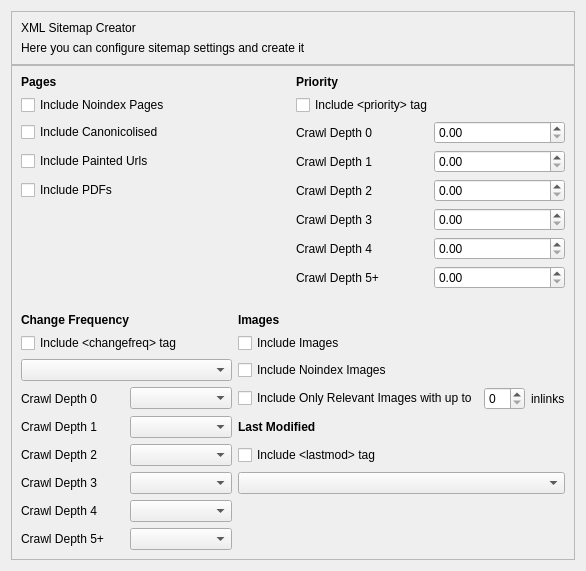
First picture: the form in seospider/ui/site_map_creator_widget.ui, repository andrascii/RiveSolutions_SEO_Spider, before the edit.
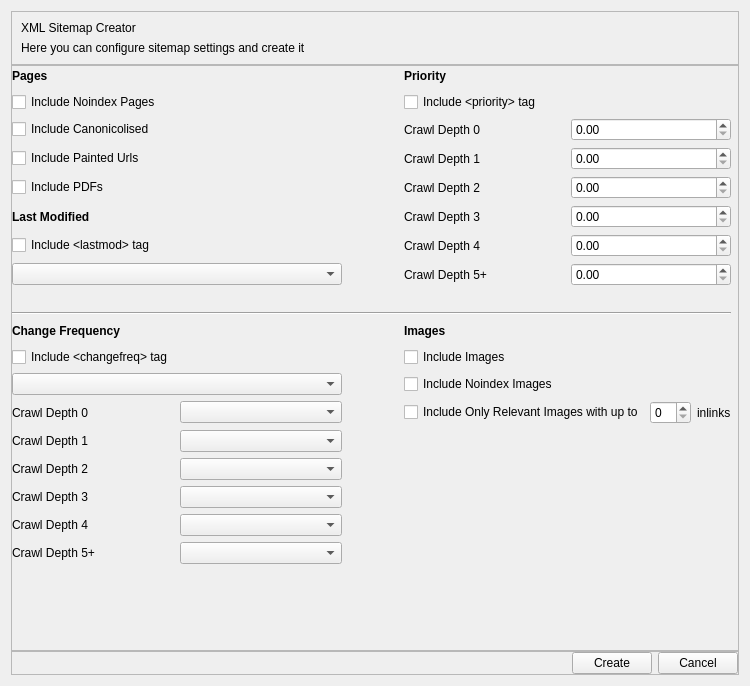
Second picture: the form after the edit.

Commit message: Добавлена кнопка создания карты сайта в диалог

Diff of the .ui file:
```diff
--- a/seospider/ui/site_map_creator_widget.ui
+++ b/seospider/ui/site_map_creator_widget.ui
@@ -6,8 +6,8 @@
    <rect>
     <x>0</x>
     <y>0</y>
-    <width>586</width>
-    <height>554</height>
+    <width>750</width>
+    <height>686</height>
    </rect>
   </property>
   <property name="windowTitle">
@@ -93,19 +93,36 @@
        <number>0</number>
       </property>
       <item>
-       <layout class="QGridLayout" name="gridLayout">
-        <property name="leftMargin">
-         <number>9</number>
-        </property>
-        <property name="topMargin">
-         <number>9</number>
-        </property>
-        <property name="rightMargin">
-         <number>9</number>
-        </property>
-        <property name="bottomMargin">
-         <number>9</number>
-        </property>
+       <layout class="QGridLayout" name="gridLayout" rowstretch="0,0,0,0,0,0,0,0,0,0,0,0,0,0,0,0,0,0,0,0,0">
+        <item row="0" column="1">
+         <spacer name="horizontalSpacer">
+          <property name="orientation">
+           <enum>Qt::Horizontal</enum>
+          </property>
+          <property name="sizeType">
+           <enum>QSizePolicy::Fixed</enum>
+          </property>
+          <property name="sizeHint" stdset="0">
+           <size>
+            <width>50</width>
+            <height>20</height>
+           </size>
+          </property>
+         </spacer>
+        </item>
+        <item row="1" column="3">
+         <spacer name="horizontalSpacer_2">
+          <property name="orientation">
+           <enum>Qt::Horizontal</enum>
+          </property>
+          <property name="sizeHint" stdset="0">
+           <size>
+            <width>40</width>
+            <height>20</height>
+           </size>
+          </property>
+         </spacer>
+        </item>
         <item row="0" column="0">
          <widget class="QLabel" name="label">
           <property name="font">
@@ -119,7 +136,14 @@
           </property>
          </widget>
         </item>
-        <item row="0" column="1">
+        <item row="1" column="2">
+         <widget class="QCheckBox" name="checkBox_6">
+          <property name="text">
+           <string>Include &lt;priority&gt; tag</string>
+          </property>
+         </widget>
+        </item>
+        <item row="0" column="2">
          <widget class="QLabel" name="label_5">
           <property name="font">
            <font>
@@ -139,21 +163,7 @@
           </property>
          </widget>
         </item>
-        <item row="1" column="1">
-         <widget class="QCheckBox" name="checkBox_6">
-          <property name="text">
-           <string>Include &lt;priority&gt; tag</string>
-          </property>
-         </widget>
-        </item>
-        <item row="2" column="0">
-         <widget class="QCheckBox" name="checkBox_2">
-          <property name="text">
-           <string>Include Canonicolised</string>
-          </property>
-         </widget>
-        </item>
-        <item row="2" column="1">
+        <item row="2" column="2">
          <layout class="QHBoxLayout" name="horizontalLayout_7">
           <item>
            <widget class="QLabel" name="label_8">
@@ -174,7 +184,14 @@
           </property>
          </widget>
         </item>
-        <item row="3" column="1">
+        <item row="2" column="0">
+         <widget class="QCheckBox" name="checkBox_2">
+          <property name="text">
+           <string>Include Canonicolised</string>
+          </property>
+         </widget>
+        </item>
+        <item row="3" column="2">
          <layout class="QHBoxLayout" name="horizontalLayout_6">
           <item>
            <widget class="QLabel" name="label_9">
@@ -188,14 +205,7 @@
           </item>
          </layout>
         </item>
-        <item row="4" column="0">
-         <widget class="QCheckBox" name="checkBox_4">
-          <property name="text">
-           <string>Include PDFs</string>
-          </property>
-         </widget>
-        </item>
-        <item row="4" column="1">
+        <item row="4" column="2">
          <layout class="QHBoxLayout" name="horizontalLayout_5">
           <item>
            <widget class="QLabel" name="label_10">
@@ -209,7 +219,7 @@
           </item>
          </layout>
         </item>
-        <item row="5" column="1">
+        <item row="5" column="2">
          <layout class="QHBoxLayout" name="horizontalLayout_4">
           <item>
            <widget class="QLabel" name="label_11">
@@ -223,7 +233,7 @@
           </item>
          </layout>
         </item>
-        <item row="6" column="1">
+        <item row="6" column="2">
          <layout class="QHBoxLayout" name="horizontalLayout_3">
           <item>
            <widget class="QLabel" name="label_12">
@@ -237,7 +247,14 @@
           </item>
          </layout>
         </item>
-        <item row="7" column="1">
+        <item row="4" column="0">
+         <widget class="QCheckBox" name="checkBox_4">
+          <property name="text">
+           <string>Include PDFs</string>
+          </property>
+         </widget>
+        </item>
+        <item row="7" column="2">
          <layout class="QHBoxLayout" name="horizontalLayout_2">
           <item>
            <widget class="QLabel" name="label_13">
@@ -251,73 +268,42 @@
           </item>
          </layout>
         </item>
-       </layout>
-      </item>
-      <item>
-       <layout class="QGridLayout" name="gridLayout_2">
-        <property name="leftMargin">
-         <number>9</number>
-        </property>
-        <property name="topMargin">
-         <number>9</number>
-        </property>
-        <property name="rightMargin">
-         <number>9</number>
-        </property>
-        <property name="bottomMargin">
-         <number>9</number>
-        </property>
-        <item row="0" column="0">
-         <widget class="QLabel" name="label_6">
-          <property name="font">
-           <font>
-            <weight>75</weight>
-            <bold>true</bold>
-           </font>
-          </property>
-          <property name="text">
-           <string>Change Frequency</string>
-          </property>
-         </widget>
+        <item row="17" column="0">
+         <layout class="QHBoxLayout" name="horizontalLayout_9">
+          <item>
+           <widget class="QLabel" name="label_18">
+            <property name="text">
+             <string>Crawl Depth 4</string>
+            </property>
+           </widget>
+          </item>
+          <item>
+           <widget class="QComboBox" name="comboBox_6"/>
+          </item>
+         </layout>
         </item>
-        <item row="0" column="1">
-         <widget class="QLabel" name="label_7">
-          <property name="font">
-           <font>
-            <weight>75</weight>
-            <bold>true</bold>
-           </font>
-          </property>
-          <property name="text">
-           <string>Images</string>
-          </property>
-         </widget>
+        <item row="18" column="0">
+         <layout class="QHBoxLayout" name="horizontalLayout_8">
+          <item>
+           <widget class="QLabel" name="label_19">
+            <property name="text">
+             <string>Crawl Depth 5+</string>
+            </property>
+           </widget>
+          </item>
+          <item>
+           <widget class="QComboBox" name="comboBox_8"/>
+          </item>
+         </layout>
         </item>
-        <item row="1" column="0">
-         <widget class="QCheckBox" name="checkBox_7">
-          <property name="text">
-           <string>Include &lt;changefreq&gt; tag</string>
-          </property>
-         </widget>
-        </item>
-        <item row="1" column="1">
-         <widget class="QCheckBox" name="checkBox_8">
-          <property name="text">
-           <string>Include Images</string>
-          </property>
-         </widget>
-        </item>
-        <item row="2" column="0">
-         <widget class="QComboBox" name="comboBox_2"/>
-        </item>
-        <item row="2" column="1">
+        <item row="12" column="2">
          <widget class="QCheckBox" name="checkBox_9">
           <property name="text">
            <string>Include Noindex Images</string>
           </property>
          </widget>
         </item>
-        <item row="3" column="0">
+        <item row="13" column="0">
          <layout class="QHBoxLayout" name="horizontalLayout_13">
           <item>
            <widget class="QLabel" name="label_14">
@@ -331,7 +317,92 @@
           </item>
          </layout>
         </item>
-        <item row="3" column="1">
+        <item row="11" column="0">
+         <widget class="QCheckBox" name="checkBox_7">
+          <property name="text">
+           <string>Include &lt;changefreq&gt; tag</string>
+          </property>
+         </widget>
+        </item>
+        <item row="12" column="0">
+         <widget class="QComboBox" name="comboBox_2"/>
+        </item>
+        <item row="15" column="0">
+         <layout class="QHBoxLayout" name="horizontalLayout_11">
+          <item>
+           <widget class="QLabel" name="label_16">
+            <property name="text">
+             <string>Crawl Depth 2</string>
+            </property>
+           </widget>
+          </item>
+          <item>
+           <widget class="QComboBox" name="comboBox_5"/>
+          </item>
+         </layout>
+        </item>
+        <item row="10" column="2">
+         <widget class="QLabel" name="label_7">
+          <property name="font">
+           <font>
+            <weight>75</weight>
+            <bold>true</bold>
+           </font>
+          </property>
+          <property name="text">
+           <string>Images</string>
+          </property>
+         </widget>
+        </item>
+        <item row="16" column="0">
+         <layout class="QHBoxLayout" name="horizontalLayout_10">
+          <item>
+           <widget class="QLabel" name="label_17">
+            <property name="text">
+             <string>Crawl Depth 3</string>
+            </property>
+           </widget>
+          </item>
+          <item>
+           <widget class="QComboBox" name="comboBox_7"/>
+          </item>
+         </layout>
+        </item>
+        <item row="10" column="0">
+         <widget class="QLabel" name="label_6">
+          <property name="font">
+           <font>
+            <weight>75</weight>
+            <bold>true</bold>
+           </font>
+          </property>
+          <property name="text">
+           <string>Change Frequency</string>
+          </property>
+         </widget>
+        </item>
+        <item row="11" column="2">
+         <widget class="QCheckBox" name="checkBox_8">
+          <property name="text">
+           <string>Include Images</string>
+          </property>
+         </widget>
+        </item>
+        <item row="14" column="0">
+         <layout class="QHBoxLayout" name="horizontalLayout_12">
+          <item>
+           <widget class="QLabel" name="label_15">
+            <property name="text">
+             <string>Crawl Depth 1</string>
+            </property>
+           </widget>
+          </item>
+          <item>
+           <widget class="QComboBox" name="comboBox_4"/>
+          </item>
+         </layout>
+        </item>
+        <item row="13" column="2">
          <layout class="QHBoxLayout" name="horizontalLayout">
           <item>
            <widget class="QCheckBox" name="checkBox_10">
@@ -352,21 +423,46 @@
           </item>
          </layout>
         </item>
-        <item row="4" column="0">
-         <layout class="QHBoxLayout" name="horizontalLayout_12">
-          <item>
-           <widget class="QLabel" name="label_15">
-            <property name="text">
-             <string>Crawl Depth 1</string>
-            </property>
-           </widget>
-          </item>
-          <item>
-           <widget class="QComboBox" name="comboBox_4"/>
-          </item>
-         </layout>
+        <item row="10" column="1">
+         <spacer name="horizontalSpacer_6">
+          <property name="orientation">
+           <enum>Qt::Horizontal</enum>
+          </property>
+          <property name="sizeHint" stdset="0">
+           <size>
+            <width>40</width>
+            <height>20</height>
+           </size>
+          </property>
+         </spacer>
         </item>
-        <item row="4" column="1">
+        <item row="11" column="1">
+         <spacer name="horizontalSpacer_7">
+          <property name="orientation">
+           <enum>Qt::Horizontal</enum>
+          </property>
+          <property name="sizeHint" stdset="0">
+           <size>
+            <width>40</width>
+            <height>20</height>
+           </size>
+          </property>
+         </spacer>
+        </item>
+        <item row="19" column="1">
+         <spacer name="verticalSpacer">
+          <property name="orientation">
+           <enum>Qt::Vertical</enum>
+          </property>
+          <property name="sizeHint" stdset="0">
+           <size>
+            <width>20</width>
+            <height>0</height>
+           </size>
+          </property>
+         </spacer>
+        </item>
+        <item row="5" column="0">
          <widget class="QLabel" name="label_4">
           <property name="font">
            <font>
@@ -379,77 +475,114 @@
           </property>
          </widget>
         </item>
-        <item row="5" column="0">
-         <layout class="QHBoxLayout" name="horizontalLayout_11">
-          <item>
-           <widget class="QLabel" name="label_16">
-            <property name="text">
-             <string>Crawl Depth 2</string>
-            </property>
-           </widget>
-          </item>
-          <item>
-           <widget class="QComboBox" name="comboBox_5"/>
-          </item>
-         </layout>
+        <item row="7" column="0">
+         <widget class="QComboBox" name="comboBox"/>
         </item>
-        <item row="5" column="1">
+        <item row="6" column="0">
          <widget class="QCheckBox" name="checkBox_5">
           <property name="text">
            <string>Include &lt;lastmod&gt; tag</string>
           </property>
          </widget>
         </item>
-        <item row="6" column="0">
-         <layout class="QHBoxLayout" name="horizontalLayout_10">
-          <item>
-           <widget class="QLabel" name="label_17">
-            <property name="text">
-             <string>Crawl Depth 3</string>
-            </property>
-           </widget>
-          </item>
-          <item>
-           <widget class="QComboBox" name="comboBox_7"/>
-          </item>
-         </layout>
+        <item row="19" column="0">
+         <spacer name="horizontalSpacer_3">
+          <property name="orientation">
+           <enum>Qt::Horizontal</enum>
+          </property>
+          <property name="sizeType">
+           <enum>QSizePolicy::Fixed</enum>
+          </property>
+          <property name="sizeHint" stdset="0">
+           <size>
+            <width>330</width>
+            <height>0</height>
+           </size>
+          </property>
+         </spacer>
         </item>
-        <item row="6" column="1">
-         <widget class="QComboBox" name="comboBox"/>
+        <item row="8" column="0" colspan="4">
+         <spacer name="horizontalSpacer_4">
+          <property name="orientation">
+           <enum>Qt::Horizontal</enum>
+          </property>
+          <property name="sizeType">
+           <enum>QSizePolicy::Expanding</enum>
+          </property>
+          <property name="sizeHint" stdset="0">
+           <size>
+            <width>40</width>
+            <height>20</height>
+           </size>
+          </property>
+         </spacer>
         </item>
-        <item row="7" column="0">
-         <layout class="QHBoxLayout" name="horizontalLayout_9">
-          <item>
-           <widget class="QLabel" name="label_18">
-            <property name="text">
-             <string>Crawl Depth 4</string>
-            </property>
-           </widget>
-          </item>
-          <item>
-           <widget class="QComboBox" name="comboBox_6"/>
-          </item>
-         </layout>
-        </item>
-        <item row="8" column="0">
-         <layout class="QHBoxLayout" name="horizontalLayout_8">
-          <item>
-           <widget class="QLabel" name="label_19">
-            <property name="text">
-             <string>Crawl Depth 5+</string>
-            </property>
-           </widget>
-          </item>
-          <item>
-           <widget class="QComboBox" name="comboBox_8"/>
-          </item>
-         </layout>
+        <item row="9" column="0" colspan="3">
+         <widget class="Line" name="line">
+          <property name="orientation">
+           <enum>Qt::Horizontal</enum>
+          </property>
+         </widget>
         </item>
        </layout>
       </item>
      </layout>
     </widget>
    </item>
+   <item>
+    <widget class="QFrame" name="ButtonsFrame">
+     <property name="frameShape">
+      <enum>QFrame::StyledPanel</enum>
+     </property>
+     <property name="frameShadow">
+      <enum>QFrame::Raised</enum>
+     </property>
+     <layout class="QHBoxLayout" name="horizontalLayout_14">
+      <property name="spacing">
+       <number>6</number>
+      </property>
+      <property name="leftMargin">
+       <number>0</number>
+      </property>
+      <property name="topMargin">
+       <number>0</number>
+      </property>
+      <property name="rightMargin">
+       <number>0</number>
+      </property>
+      <property name="bottomMargin">
+       <number>0</number>
+      </property>
+      <item>
+       <spacer name="horizontalSpacer_5">
+        <property name="orientation">
+         <enum>Qt::Horizontal</enum>
+        </property>
+        <property name="sizeHint" stdset="0">
+         <size>
+          <width>40</width>
+          <height>20</height>
+         </size>
+        </property>
+       </spacer>
+      </item>
+      <item>
+       <widget class="QPushButton" name="createButton">
+        <property name="text">
+         <string>Create</string>
+        </property>
+       </widget>
+      </item>
+      <item>
+       <widget class="QPushButton" name="cancelButton">
+        <property name="text">
+         <string>Cancel</string>
+        </property>
+       </widget>
+      </item>
+     </layout>
+    </widget>
+   </item>
   </layout>
  </widget>
  <resources/>
```
The commit also changes 1 other file.
